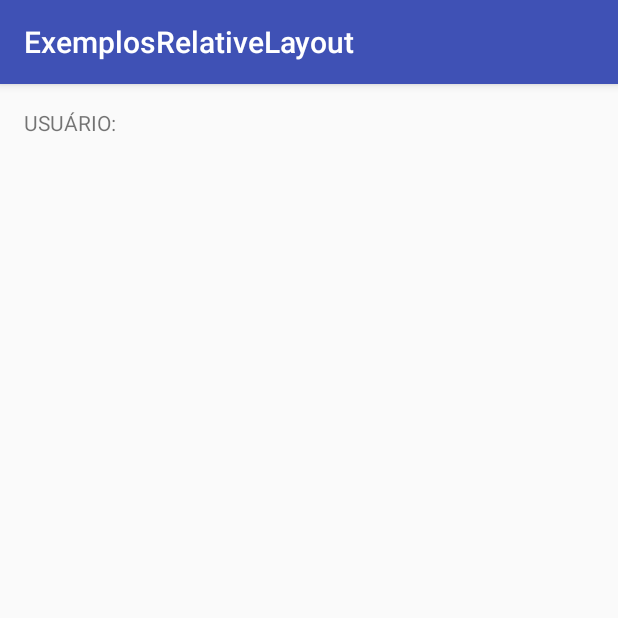
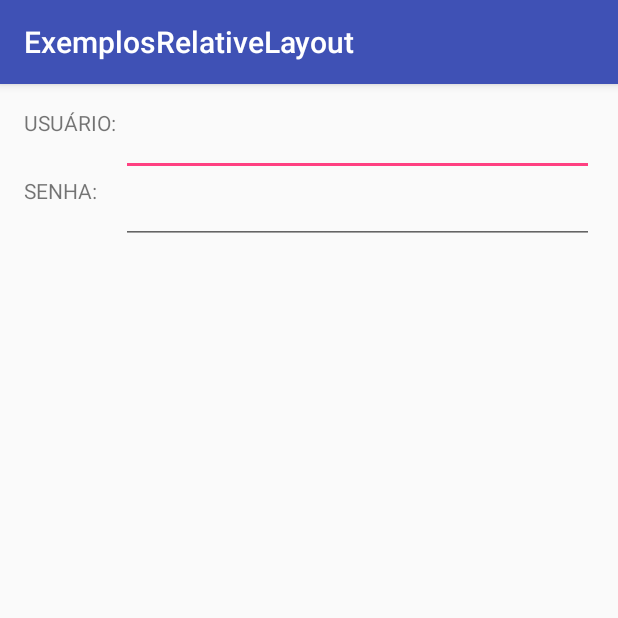
Before and after one commit to XLorenaX/RepositorioRelativeLayout, an Android app: the screen it shows after launch (MainActivity), on a phone screen of 412 x 824 dp, the top half of it. Run offline under Robolectric (Android 15) with nearby library versions, the light colour scheme and no system bars.

Commit message:
Primeiro commit xml

```diff
--- a/ExemplosRelativeLayout/app/src/main/res/layout/activity_main.xml
+++ b/ExemplosRelativeLayout/app/src/main/res/layout/activity_main.xml
@@ -13,12 +13,39 @@
         android:layout_width="wrap_content"
         android:layout_height="wrap_content"
         android:text="USUÁRIO: "
-        android:layout_alignParentLeft="true"
-        />
+        android:id="@+id/textusuario"
+        android:layout_alignParentStart="true" />
 
+    <EditText
+        android:layout_width="match_parent"
+        android:layout_height="wrap_content"
+        android:layout_alignParentRight="true"
+        android:layout_toRightOf="@+id/textusuario"
+        android:id="@+id/editText" />
 
+    <TextView
+        android:layout_width="wrap_content"
+        android:layout_height="wrap_content"
+        android:text="SENHA:"
+        android:id="@+id/textSenha"
+        android:layout_alignParentStart="true"
+        android:layout_below="@+id/editText" />
 
+    <EditText
+        android:layout_width="match_parent"
+        android:layout_height="wrap_content"
+        android:layout_alignParentRight="true"
+        android:layout_below="@+id/textSenha"
+        android:layout_alignTop="@+id/textSenha"
+        android:layout_alignStart="@+id/editText"
+        android:id="@+id/editText2" />
 
-
+    <ImageView
+        android:layout_width="wrap_content"
+        android:layout_height="wrap_content"
+        android:id="@+id/imageView"
+        android:layout_below="@+id/editText2"
+        android:layout_centerHorizontal="true"
+        android:layout_marginTop="92dp" />
 
 </RelativeLayout>
```
